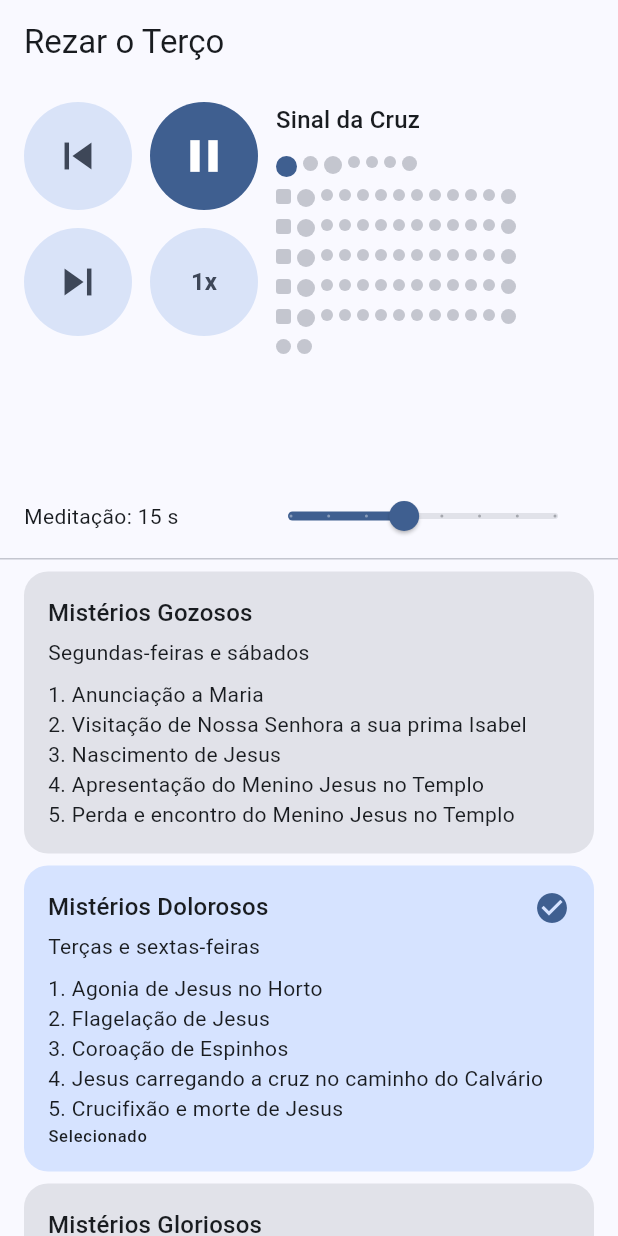
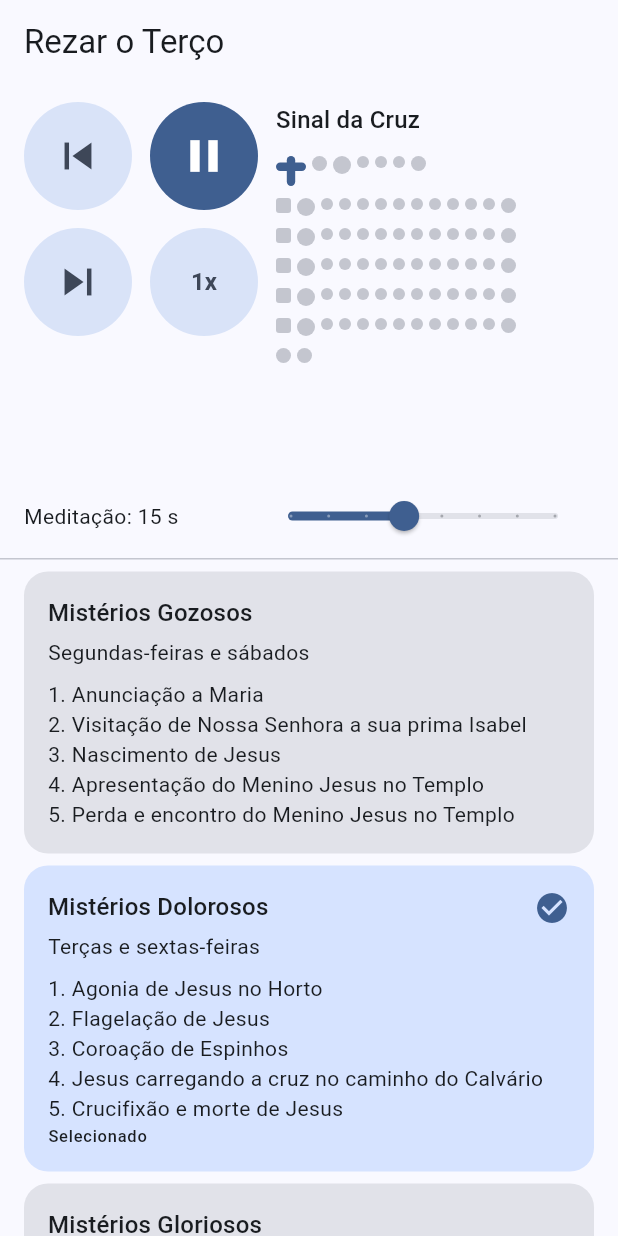
Before and after one commit to fernandomr/pray_the_rosary, a Flutter app: the screen it shows after launch, after a tap on the "play arrow" icon, on a phone screen of 412 x 824 dp. Run offline on Flutter 3.47's test engine with Material 3 defaults, Android fonts, the phone set to English and light mode, and no system bars; our stand-ins replace audio_service, just_audio, shared_preferences; missing offline and left inert: audio_session; statements that could not run were skipped.

Commit message:
feat: gradle update

```diff
--- a/lib/ui/bead_progress.dart
+++ b/lib/ui/bead_progress.dart
@@ -15,6 +15,9 @@ class BeadProgress extends StatelessWidget {
     final String label = labelForStep(step, l10n, isCompleted: state.isCompleted);
     final String? detail = _detailFor(step, label);
     final int? activeIndex = _highlightedStepIndex(state);
+    final int firstCrossIndex = state.steps.indexWhere(
+      (RosaryStep step) => step.kind == RosaryStepKind.signOfTheCross,
+    );
     final List<_BeadGroup> groups = _beadGroups(state.steps);
     final ColorScheme colors = Theme.of(context).colorScheme;
 
@@ -46,6 +49,7 @@ class BeadProgress extends StatelessWidget {
                 _BeadDot(
                   step: entry.step,
                   isActive: entry.stepIndex == activeIndex,
+                  isCross: entry.stepIndex == firstCrossIndex,
                   activeColor: colors.primary,
                   idleColor: colors.outlineVariant,
                 ),
@@ -172,19 +176,27 @@ class _BeadDot extends StatelessWidget {
   const _BeadDot({
     required this.step,
     required this.isActive,
+    required this.isCross,
     required this.activeColor,
     required this.idleColor,
   });
 
   final RosaryStep step;
   final bool isActive;
+  final bool isCross;
   final Color activeColor;
   final Color idleColor;
 
   @override
   Widget build(BuildContext context) {
-    final double size = _sizeFor(step.kind) + (isActive ? 4 : 0);
+    final double size = (isCross ? 16 : _sizeFor(step.kind)) + (isActive ? 4 : 0);
     final Color color = isActive ? activeColor : idleColor;
+    if (isCross) {
+      return CustomPaint(
+        size: Size(size, size),
+        painter: _CrossPainter(color),
+      );
+    }
     final BoxDecoration decoration = step.kind == RosaryStepKind.mystery
         ? BoxDecoration(
             color: color,
@@ -211,3 +223,38 @@ class _BeadDot extends StatelessWidget {
     }
   }
 }
+
+class _CrossPainter extends CustomPainter {
+  const _CrossPainter(this.color);
+
+  final Color color;
+
+  @override
+  void paint(Canvas canvas, Size size) {
+    final Paint paint = Paint()..color = color;
+    final double thickness = size.shortestSide * 0.28;
+    final Radius radius = Radius.circular(thickness / 2);
+    canvas.drawRRect(
+      RRect.fromRectAndRadius(
+        Rect.fromLTWH(
+          (size.width - thickness) / 2,
+          0,
+          thickness,
+          size.height,
+        ),
+        radius,
+      ),
+      paint,
+    );
+    canvas.drawRRect(
+      RRect.fromRectAndRadius(
+        Rect.fromLTWH(0, size.height * 0.22, size.width, thickness),
+        radius,
+      ),
+      paint,
+    );
+  }
+
+  @override
+  bool shouldRepaint(_CrossPainter oldDelegate) => oldDelegate.color != color;
+}
```
Also changed, not shown: 1 other file.
